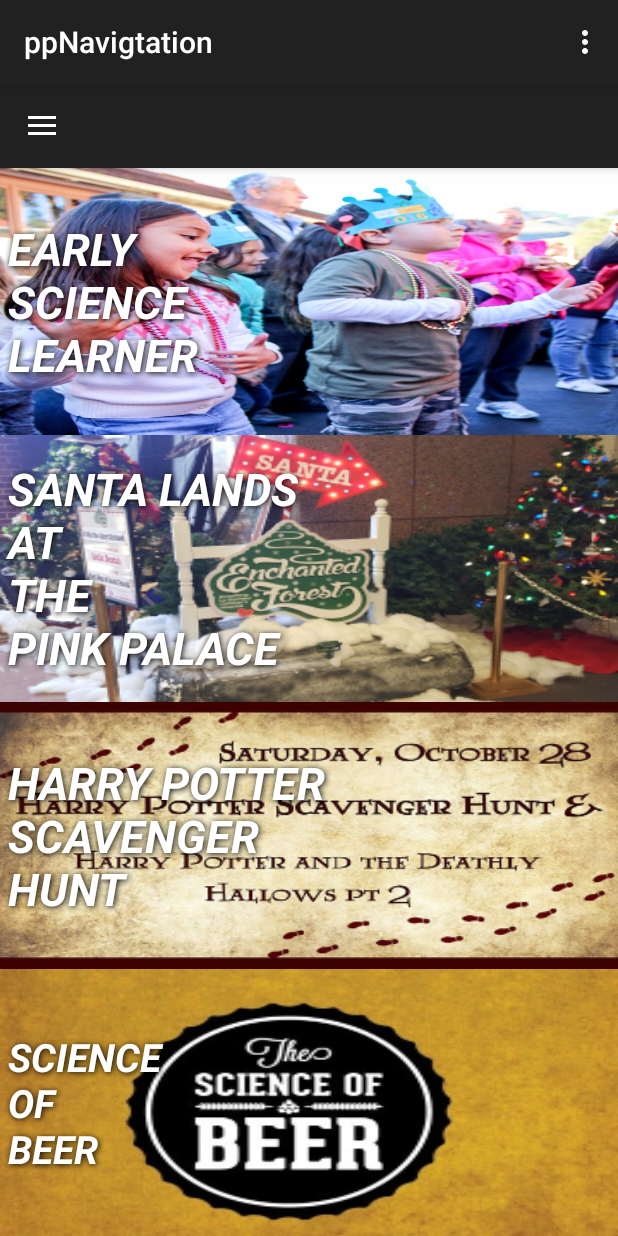
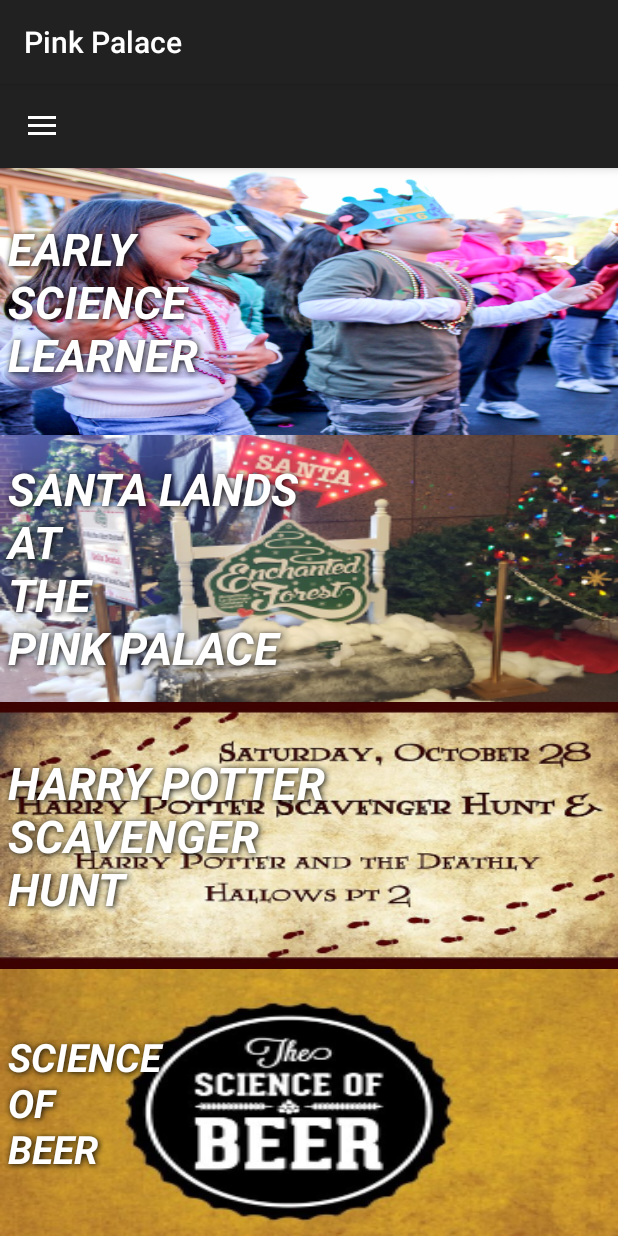
Before and after one commit to NickPizarro/PinkPalace, an Android app: the ppNavigtation screen opened directly, with no data from a screen before it, on a phone screen of 412 x 824 dp. Run offline under Robolectric (Android 15) with nearby library versions, the phone set to English and light mode, and no system bars.

Commit message:
Added functional of fragments for navigation view. Currently unable to add function to the buttons after using fragments.

```diff
--- a/app/src/main/java/com/example/nick/pinkpalace/ppNavigtation.java
+++ b/app/src/main/java/com/example/nick/pinkpalace/ppNavigtation.java
@@ -26,6 +26,7 @@
         super.onCreate(savedInstanceState);
         setContentView(R.layout.activity_pp_navigtation);
         Toolbar toolbar = (Toolbar) findViewById(R.id.toolbar);
+
 
 
         if (savedInstanceState == null) {
@@ -64,12 +65,14 @@
         }
     }
 
-    @Override
-    public boolean onCreateOptionsMenu(Menu menu) {
+
+    //todo: Optional, to provide a three dots menu for additional information, again, this is optional.  The following line of code adds function to that button
+    //@Override
+    //public boolean onCreateOptionsMenu(Menu menu) {
         // Inflate the menu; this adds items to the action bar if it is present.
-        getMenuInflater().inflate(R.menu.main, menu);
-        return true;
-    }
+      //  getMenuInflater().inflate(R.menu.main, menu);
+       // return true;
+    //}
 
     @Override
     public boolean onOptionsItemSelected(MenuItem item) {
--- a/app/src/main/res/layout/aboutus.xml
+++ b/app/src/main/res/layout/aboutus.xml
@@ -15,7 +15,7 @@
         android:layout_margin="@dimen/text_margin"
         android:lineSpacingExtra="24sp"
         android:paddingTop="40dp"
-        android:text="@string/aboutus"
+        android:text="@string/aboutUs"
         android:textSize="24sp" />
 
 </android.support.v4.widget.NestedScrollView>
```
Also changed, not shown: app/src/main/AndroidManifest.xml (+7 -5 lines), app/src/main/res/values/strings.xml (+12 -2 lines).
